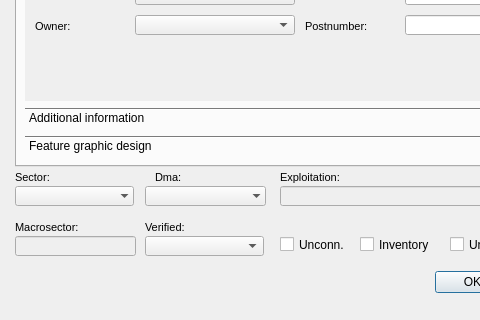
The window that ui/ud_man_gully.ui (Giswater/giswater_qgis_plugin) describes before a commit, drawn with Qt 5; both pictures show x 0 to 480 and y 393 to 713 of the 604 by 713 pixel window.
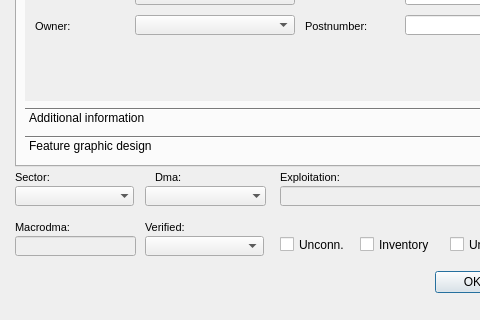
The same window after the commit. Icons and pictures are not drawn.

Commit message: UI - Add material,pnom,dnom

```diff
--- a/ui/ud_man_gully.ui
+++ b/ui/ud_man_gully.ui
@@ -273,7 +273,7 @@
      <enum>QFrame::Plain</enum>
     </property>
     <property name="text">
-     <string>Macrosector:</string>
+     <string>Macrodma:</string>
     </property>
     <property name="textFormat">
      <enum>Qt::AutoText</enum>
```
The commit also changes 4 other files.
